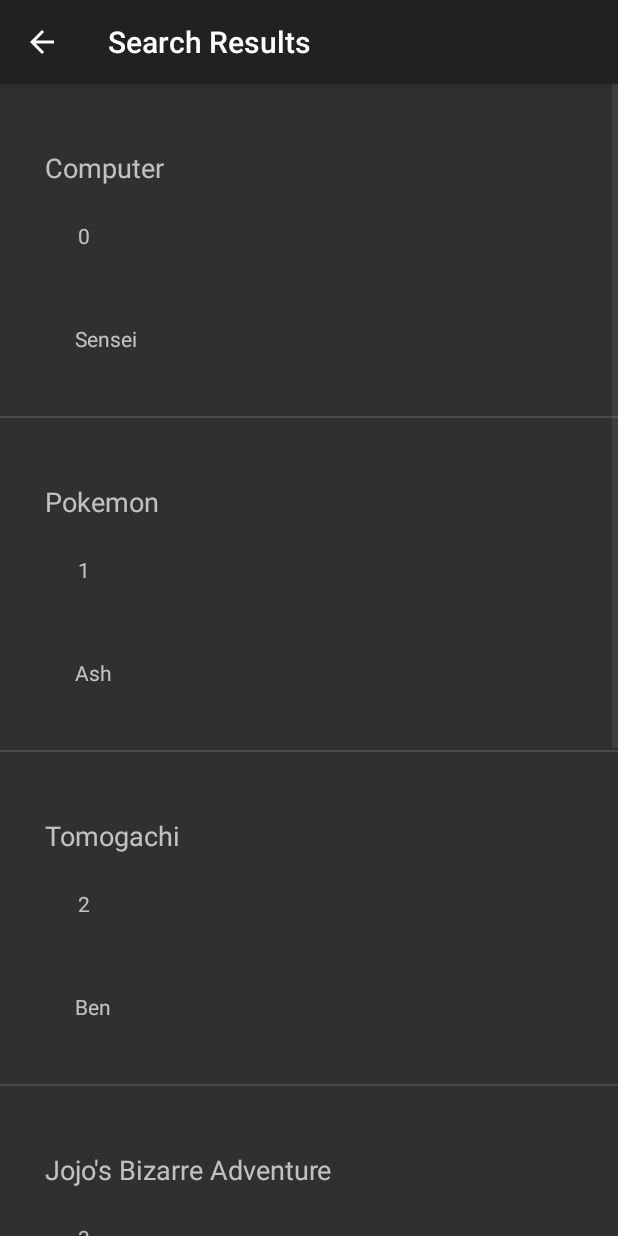
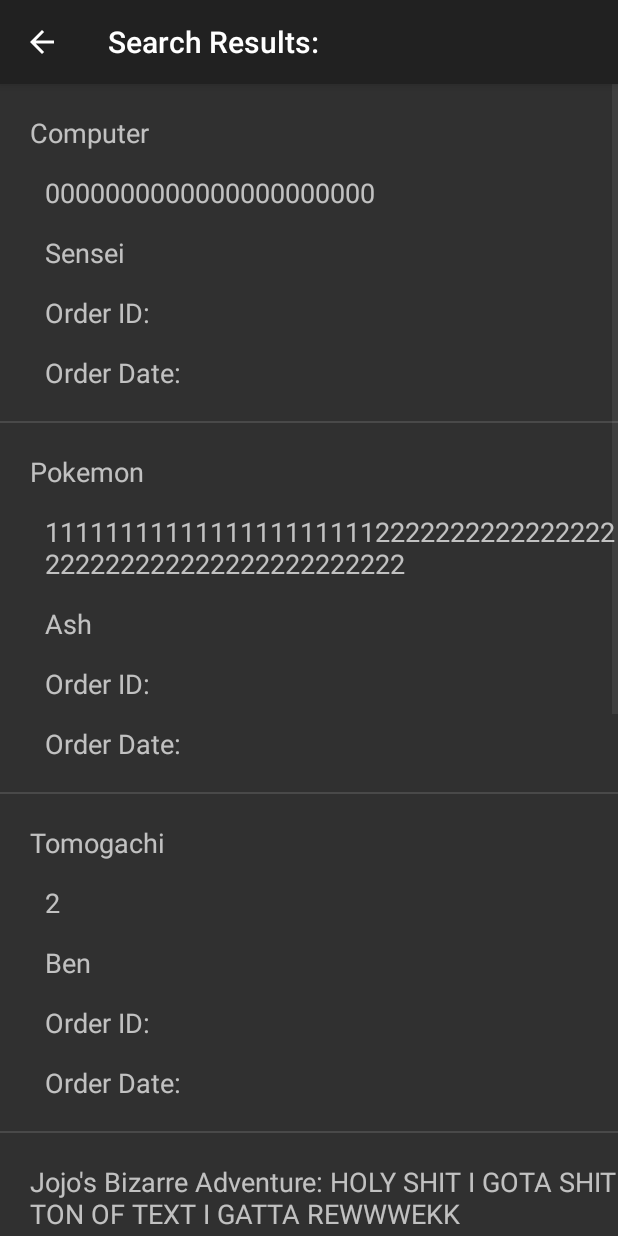
Before and after one commit to benyou94/Software-Engineering-UI-, an Android app: the SearchResultPage screen opened directly, with no data from a screen before it, on a phone screen of 412 x 824 dp. Run offline under Robolectric (Android 15) with nearby library versions, the phone set to English and light mode, and no system bars; libraries missing offline, so code that uses them is left out: com.loopj.android, cz.msebera.android; 1 statement that could not run was skipped.

Commit message:
(new changes) - added more search results ID - added some test data - made changes to manifest - added a new page (still working on it)

```diff
--- a/app/src/main/AndroidManifest.xml
+++ b/app/src/main/AndroidManifest.xml
@@ -11,6 +11,7 @@
         android:roundIcon="@mipmap/ic_launcher_round"
         android:supportsRtl="true"
         android:theme="@style/Theme.AppCompat">
+        <activity android:name=".SearchResultsExpandedPage"></activity>
         <activity
             android:name=".SearchResultPage"
             android:parentActivityName=".SearchParameterPage" />
--- a/app/src/main/java/com/example/practiceone/ItemAdapter.java
+++ /dev/null
@@ -1,39 +0,0 @@
-package com.example.practiceone;
-
-import android.view.View;
-import android.view.ViewGroup;
-import android.widget.BaseAdapter;
-
-public class ItemAdapter extends BaseAdapter {
-
-
-
-
-    @Override
-    public int getCount() {
-        return 0;
-    }
-
-    @Override
-    public Object getItem(int position) {
-        return null;
-    }
-
-    @Override
-    public long getItemId(int position) {
-        return 0;
-    }
-
-    @Override
-    public View getView(int position, View convertView, ViewGroup parent) {
-
-        //view = getLayoutInflater().inflate(R.layout.custom_layout,null);
-
-
-
-
-        return null;
-    }
-
-
-}
--- a/app/src/main/java/com/example/practiceone/SearchParameterPage.java
+++ b/app/src/main/java/com/example/practiceone/SearchParameterPage.java
@@ -55,13 +55,16 @@ public class SearchParameterPage extends AppCompatActivity {
 
         if (productSKU.equals("") || productName.equals("") || supplierName.equals("")){
 
+
             informationTextView.setText("Please enter the correct information for all three search fields");
 
         }
 
         else{
 
+            //If user enters anything
             informationTextView.setText("");
+
             Intent intent = new Intent(this, SearchResultPage.class);
                 intent.putExtra(productSKUExtra, productSKU);
                 intent.putExtra(productNameExtra, productName);
--- a/app/src/main/java/com/example/practiceone/SearchResultPage.java
+++ b/app/src/main/java/com/example/practiceone/SearchResultPage.java
@@ -27,15 +27,19 @@ import java.util.ArrayList;
  * @author Lisa Chen and Ben You
  */
 public class SearchResultPage extends AppCompatActivity {
+
     private SearchTask queryTask;
     private final String LOADING_DIALOG_TEXT = "Loading Results. Please wait.";
     private ArrayAdapter arrayAdapter;
     ListView listview;
 
-    String[] productSKUInteger = {"0","1","2","3","4","5"};
 
-    String[] productNameString = {"Computer","Pokemon","Tomogachi","Jojo's Bizarre Adventure", "Maple Story","Weed"};
+    //Dummy test data. Change it to the API later.
+    String[] productSKUInteger = {"0000000000000000000000","11111111111111111111112222222222222222222222222222222222222222","2","3","4","5"};
+    String[] productNameString = {"Computer","Pokemon","Tomogachi","Jojo's Bizarre Adventure: HOLY SHIT I GOTA SHIT TON OF TEXT I GATTA REWWWEKK", "Maple Story","Weed"};
     String[] supplierString = {"Sensei","Ash","Ben","GIOGIO","Nexon","Snoop Dog"};
+
+    String productSKUSting;
 
     @Override
     protected void onCreate(Bundle savedInstanceState) {
@@ -48,12 +52,14 @@ public class SearchResultPage extends AppCompatActivity {
         //Toolbar toolbar = findViewById(R.id.toolbar);
 
         //Changes the actionbar Title
-        getSupportActionBar().setTitle("Search Results");
+        getSupportActionBar().setTitle("Search Results:");
 
         //Gets the search results from activity two
         Intent intent = getIntent();
 
-        String productSKUSting = intent.getStringExtra(SearchParameterPage.productSKUExtra);
+        //This line should get the information from the variable in the second activity.
+        productSKUSting = intent.getStringExtra(SearchParameterPage.productSKUExtra);
+
 
         //Gets the listview from searchresultpage
         listview = (ListView)findViewById(R.id.listView);
@@ -72,6 +78,10 @@ public class SearchResultPage extends AppCompatActivity {
         super.onResume();
         queryTask = new SearchTask();
 
+
+
+        //Parameter ("BlockChain Choose", ProductID, productName, supplier)
+        //0=Etherium, 1=Hyper Ledger, 2=Open Chain
         queryTask.execute("1", null, null, null);
     }
 
@@ -97,16 +107,23 @@ public class SearchResultPage extends AppCompatActivity {
         public View getView(int position, View convertView, ViewGroup parent) {
 
             //Creating a view and creating variables to grab data and store them in
-
             convertView = getLayoutInflater().inflate(R.layout.listview_detail,null);
 
+            //This assigns the listview_detail's TextViews into a variable we can display
             TextView textview_name = (TextView) convertView.findViewById((R.id.productNameTextView));
             TextView textview_sku =  (TextView) convertView.findViewById(R.id.productSKUTextView);
             TextView textview_supplier = (TextView) convertView.findViewById((R.id.supplierTextView));
+            TextView textview_orderID = (TextView)convertView.findViewById(R.id.orderIDTextView);
+            TextView textview_orderDate = (TextView)convertView.findViewById(R.id.orderDateTextView);
 
+
+
+            //Dummy Data: Change the array names here to the WebAPI's Array.
             textview_name.setText(productNameString[position]);
             textview_sku.setText(productSKUInteger[position]);
             textview_supplier.setText(supplierString[position]);
+
+            //textview_name.setText(productNameString[0]=productSKUSting);
 
 
             return convertView;
--- /dev/null
+++ b/app/src/main/java/com/example/practiceone/SearchResultsExpandedPage.java
@@ -0,0 +1,13 @@
+package com.example.practiceone;
+
+import android.support.v7.app.AppCompatActivity;
+import android.os.Bundle;
+
+public class SearchResultsExpandedPage extends AppCompatActivity {
+
+    @Override
+    protected void onCreate(Bundle savedInstanceState) {
+        super.onCreate(savedInstanceState);
+        setContentView(R.layout.activity_search_results_expanded_page);
+    }
+}
--- /dev/null
+++ b/app/src/main/res/layout/activity_search_results_expanded_page.xml
@@ -0,0 +1,9 @@
+<?xml version="1.0" encoding="utf-8"?>
+<android.support.constraint.ConstraintLayout xmlns:android="http://schemas.android.com/apk/res/android"
+    xmlns:app="http://schemas.android.com/apk/res-auto"
+    xmlns:tools="http://schemas.android.com/tools"
+    android:layout_width="match_parent"
+    android:layout_height="match_parent"
+    tools:context=".SearchResultsExpandedPage">
+
+</android.support.constraint.ConstraintLayout>
--- a/app/src/main/res/layout/listview_detail.xml
+++ b/app/src/main/res/layout/listview_detail.xml
@@ -6,39 +6,65 @@
 
     <TextView
         android:id="@+id/productNameTextView"
-        android:layout_width="wrap_content"
+        android:layout_width="match_parent"
         android:layout_height="wrap_content"
         android:layout_alignParentStart="true"
         android:layout_alignParentTop="true"
         android:layout_alignParentEnd="true"
-        android:layout_marginStart="30dp"
-        android:layout_marginTop="43dp"
-        android:layout_marginEnd="172dp"
+        android:layout_marginStart="20dp"
+        android:layout_marginTop="20dp"
         android:text="@string/product_name"
         android:textSize="18sp" />
 
     <TextView
         android:id="@+id/productSKUTextView"
-        android:layout_width="wrap_content"
-        android:layout_height="44dp"
+        android:layout_width="match_parent"
+        android:layout_height="wrap_content"
+        android:layout_below="@+id/productNameTextView"
         android:layout_alignParentStart="true"
-        android:layout_alignParentTop="true"
         android:layout_alignParentEnd="true"
-        android:layout_marginStart="52dp"
-        android:layout_marginTop="91dp"
-        android:layout_marginEnd="135dp"
-        android:text="@string/product_sku" />
+        android:layout_marginStart="30dp"
+        android:layout_marginTop="15dp"
+
+        android:text="@string/product_sku"
+        android:textSize="18sp" />
 
     <TextView
         android:id="@+id/supplierTextView"
-        android:layout_width="226dp"
-        android:layout_height="61dp"
+        android:layout_width="match_parent"
+        android:layout_height="wrap_content"
+        android:layout_below="@+id/productSKUTextView"
         android:layout_alignParentStart="true"
-        android:layout_alignParentTop="true"
         android:layout_alignParentEnd="true"
-        android:layout_marginStart="50dp"
-        android:layout_marginTop="160dp"
-        android:layout_marginEnd="134dp"
-        android:text="@string/supplier_name" />
+        android:layout_marginStart="30dp"
+        android:layout_marginTop="15dp"
+        android:text="@string/supplier_name"
+        android:textSize="18sp" />
+
+    <TextView
+        android:id="@+id/orderIDTextView"
+        android:layout_width="match_parent"
+        android:layout_height="wrap_content"
+        android:layout_below="@+id/supplierTextView"
+        android:layout_alignParentStart="true"
+        android:layout_alignParentEnd="true"
+        android:layout_marginStart="30dp"
+        android:layout_marginTop="15dp"
+
+        android:text="@string/order_id"
+        android:textSize="18sp" />
+
+    <TextView
+        android:id="@+id/orderDateTextView"
+        android:layout_width="wrap_content"
+        android:layout_height="wrap_content"
+        android:layout_below="@+id/orderIDTextView"
+        android:layout_alignParentStart="true"
+        android:layout_alignParentEnd="true"
+        android:layout_marginStart="30dp"
+        android:layout_marginTop="15dp"
+        android:layout_marginBottom="20dp"
+        android:text="@string/order_date"
+        android:textSize="18sp" />
 
 </RelativeLayout>
--- a/app/src/main/res/values/strings.xml
+++ b/app/src/main/res/values/strings.xml
@@ -6,4 +6,7 @@
     <string name="product_sku">Product SKU</string>
     <string name="product_name">Product Name</string>
     <string name="search_results">Search Results:</string>
+    <string name="order_id">Order ID:</string>
+    <string name="textview">TextView</string>
+    <string name="order_date">Order Date:</string>
 </resources>
```
